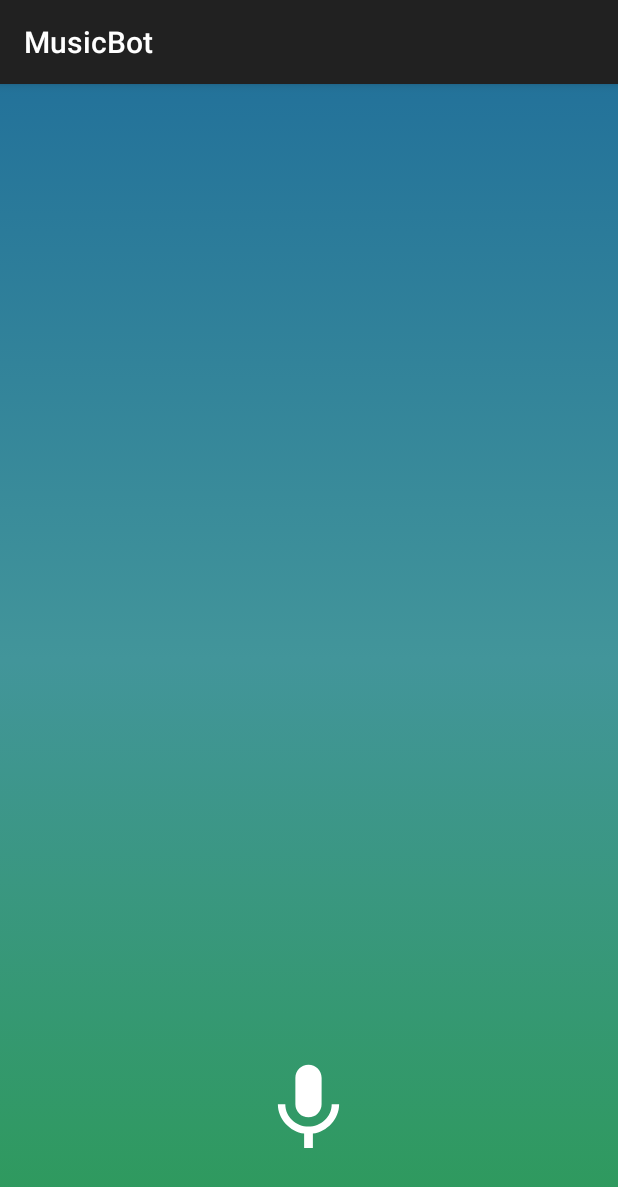
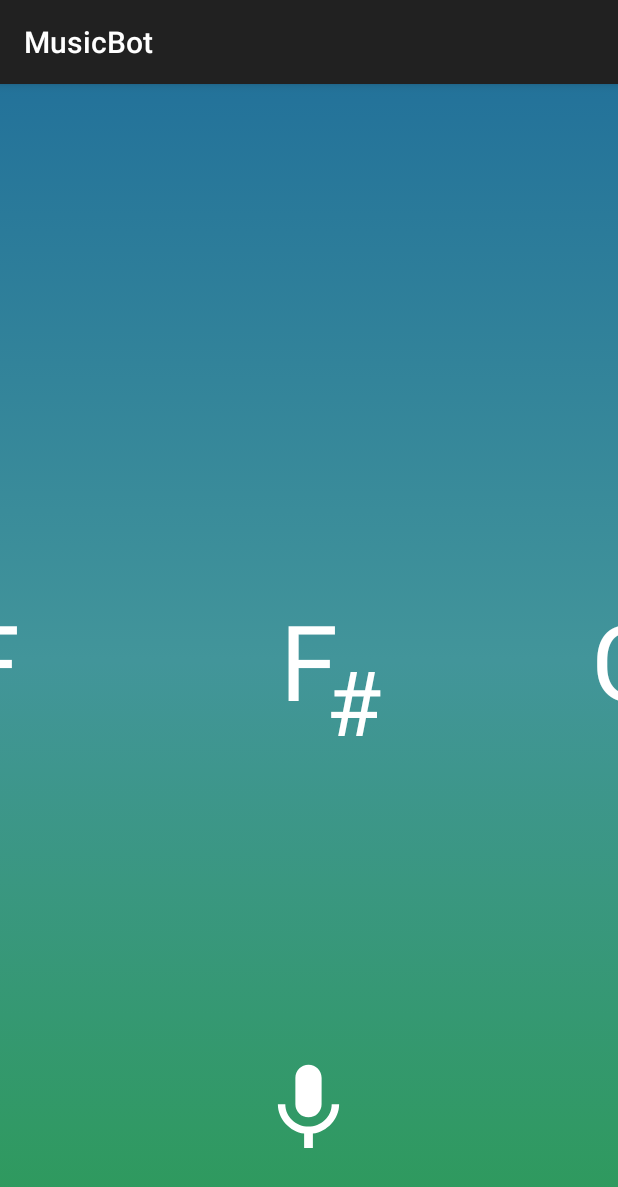
Before and after one commit to Bumaza/MusicBot, an Android app: the screen it shows after launch (MainActivity), on a phone screen of 412 x 824 dp. Shown: the top 1187 px of the screen. Run offline under Robolectric (Android 15) with nearby library versions, the phone set to English and light mode, and no system bars.

Commit message:
TonePager

```diff
--- a/app/src/main/java/music/bumaza/musicbot/MainActivity.java
+++ b/app/src/main/java/music/bumaza/musicbot/MainActivity.java
@@ -12,6 +12,7 @@ import android.os.Environment;
 import android.support.annotation.NonNull;
 import android.support.v4.app.ActivityCompat;
 import android.support.v4.content.ContextCompat;
+import android.support.v4.view.ViewPager;
 import android.support.v7.app.AppCompatActivity;
 import android.util.Log;
 import android.view.View;
@@ -23,7 +24,10 @@ import java.io.FileNotFoundException;
 import java.io.FileOutputStream;
 import java.io.IOException;
 import java.nio.charset.StandardCharsets;
+import java.util.Arrays;
+import java.util.List;
 
+import music.bumaza.musicbot.data.TonePageAdapter;
 import music.bumaza.musicbot.view.MusicSheetView;
 
 import static music.bumaza.musicbot.utils.AppConstants.*;
@@ -56,8 +60,7 @@ public class MainActivity extends AppCompatActivity {
 
     private MusicSheetView musicSheetView;
 
-
-
+    private ViewPager viewPager;
 
     @Override
     protected void onCreate(Bundle savedInstanceState) {
@@ -75,6 +78,8 @@ public class MainActivity extends AppCompatActivity {
         if(!checkPermissionFromDevice()){
             reqeustPermission();
         }
+
+
 
     }
 
@@ -227,6 +232,16 @@ public class MainActivity extends AppCompatActivity {
             }
         });
         musicSheetView = findViewById(R.id.sheets);
+
+        viewPager = findViewById(R.id.toneViewPager);
+        List<String> tones = Arrays.asList("C", "C#", "D", "D#", "E", "F", "F#", "G", "G#", "A", "A#", "H");
+        TonePageAdapter tonePageAdapter = new TonePageAdapter(this, tones);
+        viewPager.setAdapter(tonePageAdapter);
+        viewPager.setCurrentItem(tones.size()/2);
+        //viewPager.setPageMargin(convertToPx(-250));
+        viewPager.setClipToPadding(false);
+        viewPager.setPadding(convertToPx(100),0,convertToPx(100),0);
+
     }
 
     private void showSheets(boolean show){
--- /dev/null
+++ b/app/src/main/java/music/bumaza/musicbot/data/TonePageAdapter.java
@@ -0,0 +1,66 @@
+package music.bumaza.musicbot.data;
+
+import android.content.Context;
+import android.support.annotation.NonNull;
+import android.support.v4.view.PagerAdapter;
+import android.support.v4.view.ViewPager;
+import android.view.LayoutInflater;
+import android.view.View;
+import android.view.ViewGroup;
+import android.widget.TextView;
+
+import music.bumaza.musicbot.R;
+import java.util.List;
+
+public class TonePageAdapter extends PagerAdapter{
+
+    private LayoutInflater inflater;
+    private List<String> notes;
+
+
+    public TonePageAdapter(Context context, List<String> notes){
+        inflater = LayoutInflater.from(context);
+        this.notes = notes;
+    }
+
+    @NonNull
+    @Override
+    public Object instantiateItem(@NonNull ViewGroup container, int position) {
+        String note = notes.get(position);
+        ViewGroup layout = (ViewGroup) inflater.inflate(R.layout.tone_item, container, false);
+
+        TextView tvTone = layout.findViewById(R.id.tone);
+        TextView tvSharp = layout.findViewById(R.id.sharp);
+
+
+        if(note.length() > 1){
+            tvSharp.setVisibility(View.VISIBLE);
+            tvTone.setText(String.valueOf(note.charAt(0)));
+        }else{
+            tvTone.setText(note);
+        }
+
+        container.addView(layout);
+        return layout;
+    }
+
+    @Override
+    public int getCount() {
+        return notes.size();
+    }
+
+    @Override
+    public boolean isViewFromObject(@NonNull View view, @NonNull Object o) {
+        return view == o;
+    }
+
+    @Override
+    public void destroyItem(@NonNull ViewGroup container, int position, @NonNull Object object) {
+        container.removeView((View) object);
+    }
+
+    @Override
+    public void setPrimaryItem(@NonNull ViewGroup container, int position, @NonNull Object object) {
+        super.setPrimaryItem(container, position, object);
+    }
+}
--- a/app/src/main/res/layout/activity_main.xml
+++ b/app/src/main/res/layout/activity_main.xml
@@ -17,6 +17,15 @@
         android:layout_width="match_parent"
         android:layout_height="50dp"/>
 
+    <android.support.v4.view.ViewPager
+        android:layout_centerVertical="true"
+        android:layout_centerHorizontal="true"
+        android:id="@+id/toneViewPager"
+        android:layout_width="wrap_content"
+        android:layout_height="wrap_content">
+
+    </android.support.v4.view.ViewPager>
+
     <RelativeLayout
         android:id="@+id/record_context"
         android:layout_alignParentBottom="true"
--- /dev/null
+++ b/app/src/main/res/layout/tone_item.xml
@@ -0,0 +1,29 @@
+<?xml version="1.0" encoding="utf-8"?>
+<RelativeLayout xmlns:android="http://schemas.android.com/apk/res/android"
+    android:layout_width="wrap_content"
+    android:layout_height="wrap_content">
+
+    <TextView
+        android:id="@+id/tone"
+        android:textColor="@android:color/white"
+        android:text="C"
+        android:layout_centerVertical="true"
+        android:layout_centerHorizontal="true"
+        android:textSize="70dp"
+        android:layout_width="wrap_content"
+        android:layout_height="wrap_content" />
+
+    <TextView
+        android:id="@+id/sharp"
+        android:visibility="gone"
+        android:layout_width="wrap_content"
+        android:layout_height="wrap_content"
+        android:textColor="@android:color/white"
+        android:text="#"
+        android:textSize="60dp"
+        android:layout_marginStart="-8dp"
+        android:layout_marginTop="-60dp"
+        android:layout_toEndOf="@id/tone"
+        android:layout_below="@id/tone"/>
+
+</RelativeLayout>
```
